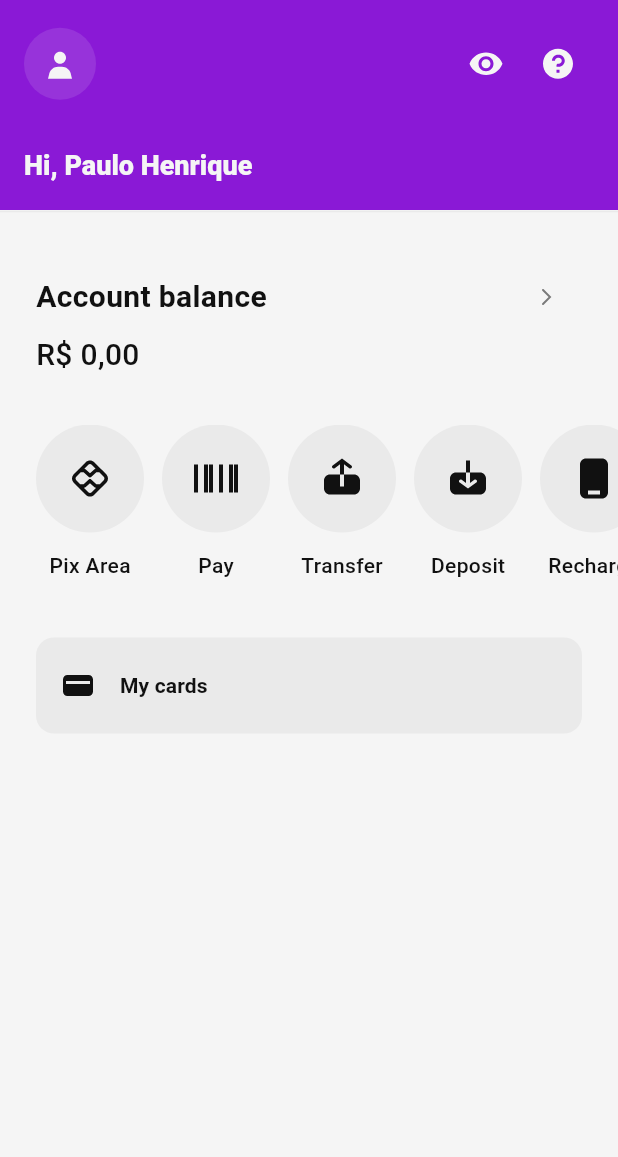
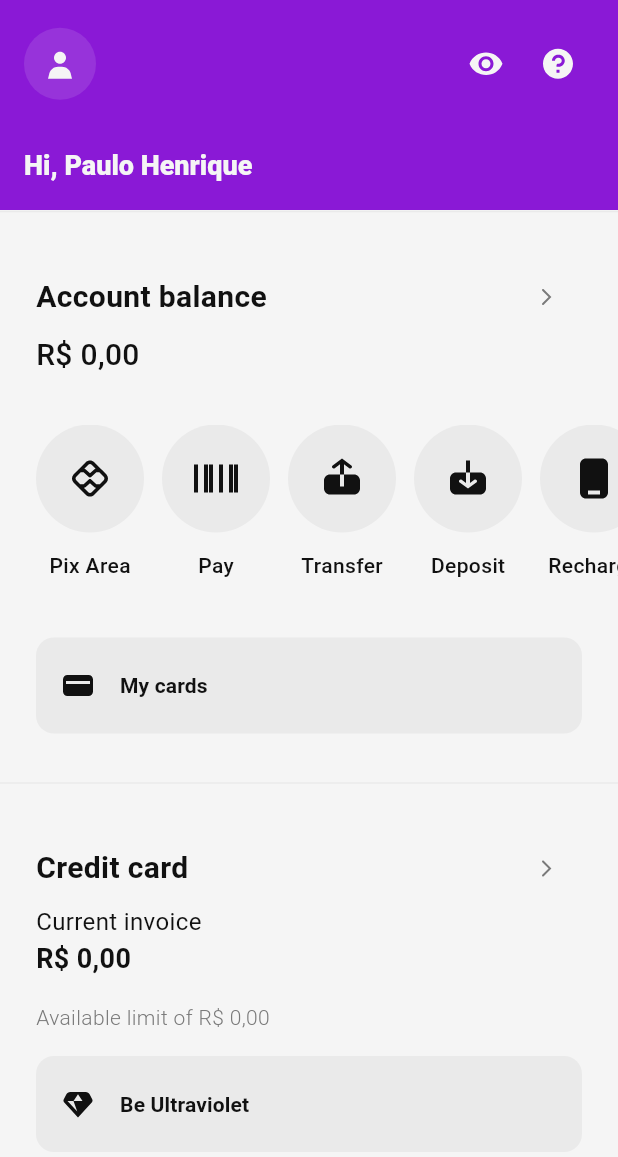
Before and after one commit to paulosabra/nubank, a Flutter app: the screen it shows after launch, on a phone screen of 412 x 824 dp. Shown: the top 1157 px of the screen. Run offline on Flutter 3.47's test engine with Material 3 defaults, Android fonts, the phone set to English and light mode, and no system bars; our stand-ins replace flutter_svg, go_router.

Commit message:
feat(home): add CreditCard to HomePage

```diff
--- a/lib/core/assets/icons.dart
+++ b/lib/core/assets/icons.dart
@@ -4,6 +4,7 @@ abstract class AppIcon {
   static const chevronRightIcon = 'assets/icons/chevron-right.svg';
   static const eyeOffIcon = 'assets/icons/eye-off.svg';
   static const eyeOnIcon = 'assets/icons/eye-on.svg';
+  static const gemIcon = 'assets/icons/gem.svg';
   static const helpIcon = 'assets/icons/help.svg';
   static const moneyInIcon = 'assets/icons/money-in.svg';
   static const moneyOutIcon = 'assets/icons/money-out.svg';
--- a/lib/core/localization/app_en.arb
+++ b/lib/core/localization/app_en.arb
@@ -15,5 +15,16 @@
   "deposit": "Deposit",
   "rechard": "Recharge",
   "invest": "Invest",
-  "myCards": "My cards"
+  "myCards": "My cards",
+  "creditCard": "Credit card",
+  "currentInvoice": "Current invoice",
+  "availableLimit": "Available limit of {value}",
+  "@availableLimit": {
+    "placeholders": {
+      "value": {
+        "type": "String"
+      }
+    }
+  },
+  "beUltraviolet": "Be Ultraviolet"
 }
--- a/lib/core/localization/app_localizations.dart
+++ b/lib/core/localization/app_localizations.dart
@@ -157,6 +157,30 @@ abstract class AppLocalizations {
   /// In en, this message translates to:
   /// **'My cards'**
   String get myCards;
+
+  /// No description provided for @creditCard.
+  ///
+  /// In en, this message translates to:
+  /// **'Credit card'**
+  String get creditCard;
+
+  /// No description provided for @currentInvoice.
+  ///
+  /// In en, this message translates to:
+  /// **'Current invoice'**
+  String get currentInvoice;
+
+  /// No description provided for @availableLimit.
+  ///
+  /// In en, this message translates to:
+  /// **'Available limit of {value}'**
+  String availableLimit(String value);
+
+  /// No description provided for @beUltraviolet.
+  ///
+  /// In en, this message translates to:
+  /// **'Be Ultraviolet'**
+  String get beUltraviolet;
 }
 
 class _AppLocalizationsDelegate
--- a/lib/core/localization/app_localizations_en.dart
+++ b/lib/core/localization/app_localizations_en.dart
@@ -39,4 +39,18 @@ class AppLocalizationsEn extends AppLocalizations {
 
   @override
   String get myCards => 'My cards';
+
+  @override
+  String get creditCard => 'Credit card';
+
+  @override
+  String get currentInvoice => 'Current invoice';
+
+  @override
+  String availableLimit(String value) {
+    return 'Available limit of $value';
+  }
+
+  @override
+  String get beUltraviolet => 'Be Ultraviolet';
 }
--- a/lib/pages/home/home_page.dart
+++ b/lib/pages/home/home_page.dart
@@ -3,6 +3,7 @@ import 'package:nubank/components/app_bar.dart';
 import 'package:nubank/components/button.dart';
 import 'package:nubank/components/card.dart';
 import 'package:nubank/core/assets/icons.dart';
+import 'package:nubank/core/themes/colors.dart';
 import 'package:nubank/core/utils/extensions/context.dart';
 import 'package:nubank/pages/home/widgets/account_menu_item.dart';
 
@@ -88,6 +89,45 @@ class HomePage extends StatelessWidget {
                   },
                 ),
               ),
+              NuCard(
+                data: context.l10n.creditCard,
+                children: [
+                  Text(
+                    context.l10n.currentInvoice,
+                    style: const TextStyle(
+                      fontSize: 16,
+                      fontWeight: FontWeight.w400,
+                    ),
+                  ),
+                  const Text(
+                    r'R$ 0,00',
+                    style: TextStyle(fontSize: 18, fontWeight: FontWeight.w600),
+                  ),
+                  const SizedBox(height: 16),
+                  Text(
+                    context.l10n.availableLimit(r'R$ 0,00'),
+                    style: const TextStyle(
+                      color: AppColors.neutralDark,
+                      fontSize: 14,
+                      fontWeight: FontWeight.w300,
+                    ),
+                  ),
+                  const SizedBox(height: 16),
+                  NuButton.secondary(
+                    text: context.l10n.beUltraviolet,
+                    icon: AppIcon.gemIcon,
+                    onPressed: () {
+                      ScaffoldMessenger.of(context).showSnackBar(
+                        SnackBar(
+                          content: Text(
+                            '${context.l10n.beUltraviolet} Button Pressed',
+                          ),
+                        ),
+                      );
+                    },
+                  ),
+                ],
+              ),
             ],
           ),
         ),
```
Also changed, not shown: lib/core/localization/app_localizations_pt.dart (+14 -0 lines), lib/core/localization/app_pt.arb (+12 -1 lines), assets/icons/gem.svg (added).
